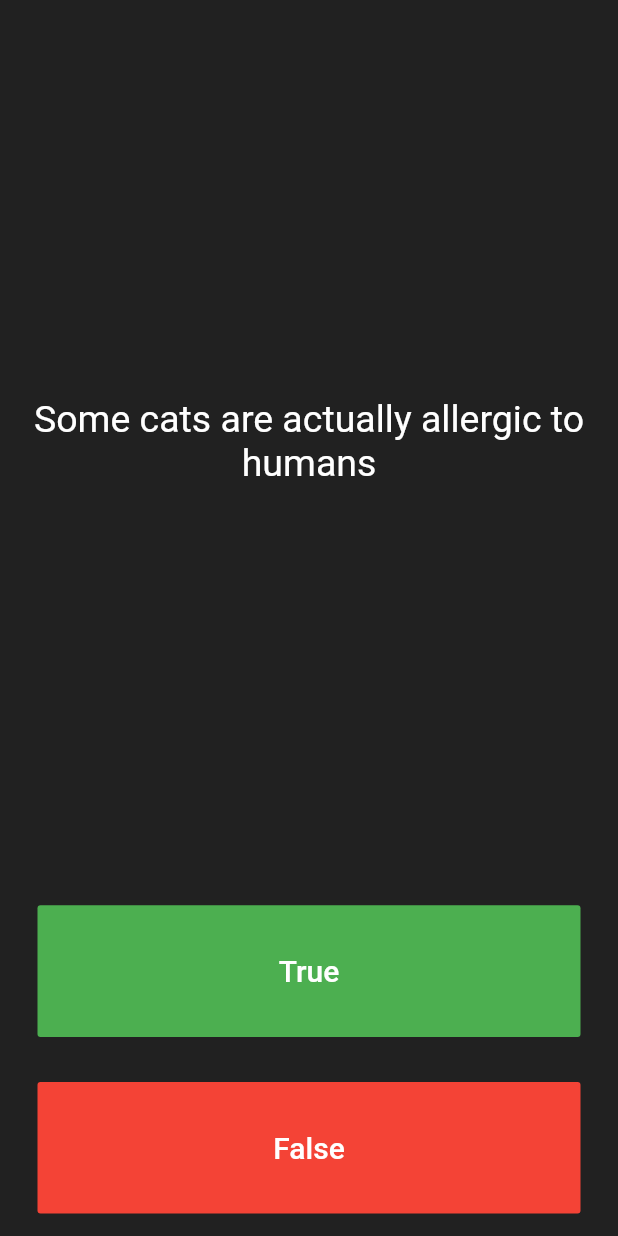
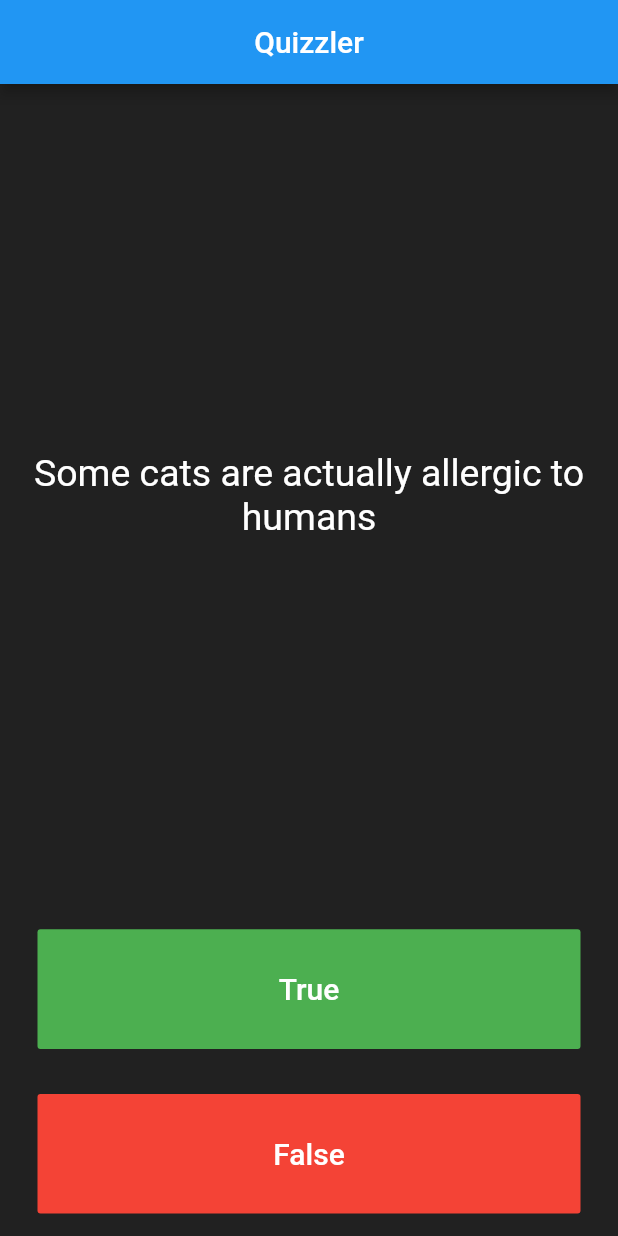
Before and after one commit to SurajFc/Quizzler, a Flutter app: the screen it shows after launch, on a phone screen of 412 x 824 dp. Run offline on Flutter 3.47's test engine with Material 2 defaults, Android fonts, the phone set to English and light mode, and no system bars; our stand-ins replace rflutter_alert.

Commit message:
Intial Commit

```diff
--- a/lib/main.dart
+++ b/lib/main.dart
@@ -13,6 +13,10 @@ class Quizzler extends StatelessWidget {
     return MaterialApp(
       debugShowCheckedModeBanner: false,
       home: Scaffold(
+        appBar: AppBar(
+          title: Text("Quizzler"),
+          centerTitle: true,
+        ),
         backgroundColor: Colors.grey.shade900,
         body: SafeArea(
           child: Padding(
```
